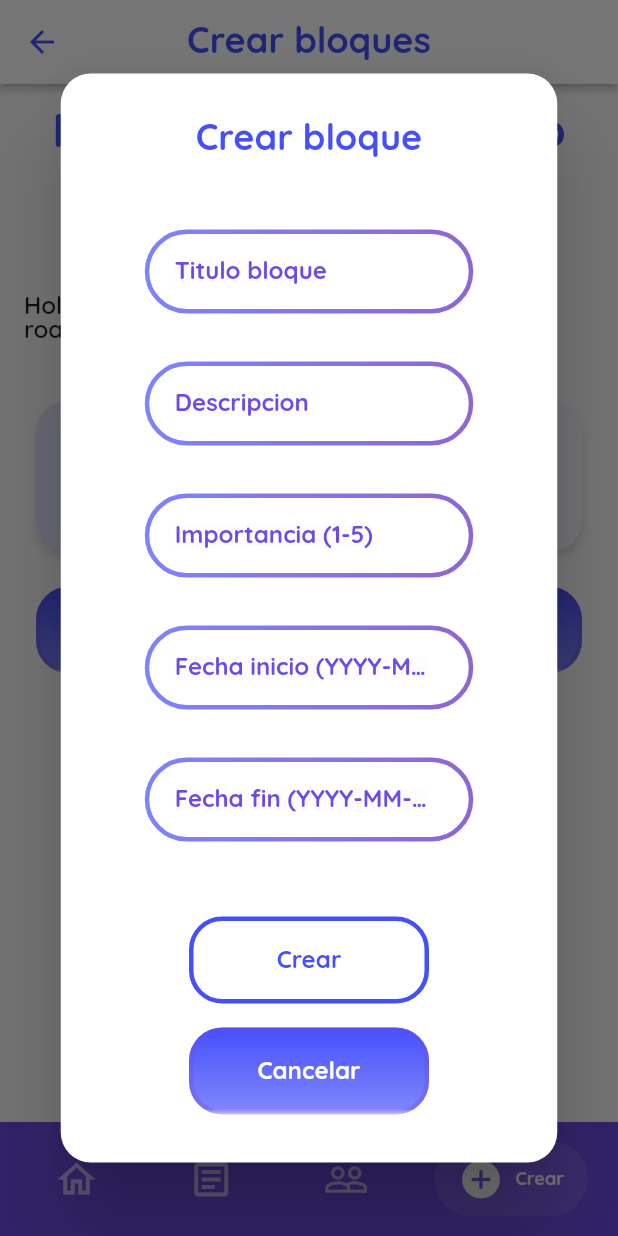
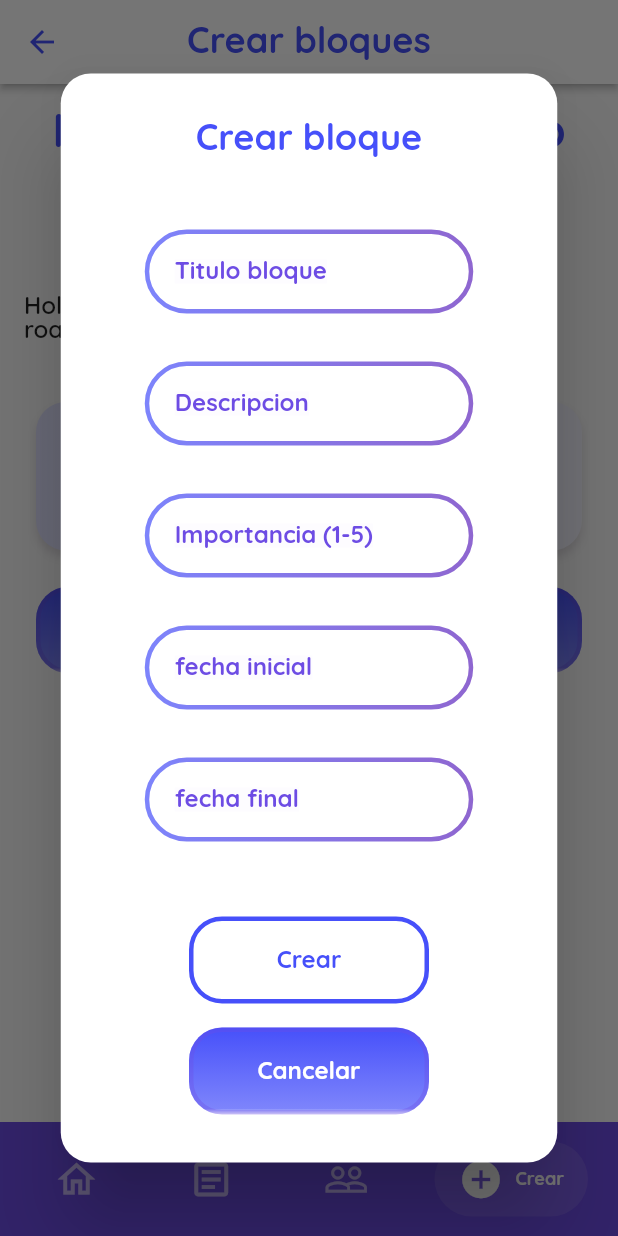
Before and after one commit to SimonRamos88/Aristeia, a Flutter app: the CreateBlockScreen screen opened by its route, after a tap on "Agregar bloque", on a phone screen of 412 x 824 dp. Run offline on Flutter 3.47's test engine with Material 2 defaults, Android fonts, the phone set to English and light mode, and no system bars; drawn by our look-alikes of salomon_bottom_bar; our stand-ins replace auto_route, cloud_firestore, firebase_auth, firebase_core, flash, flutter_rating_bar and 1 more; accounts and stored records are empty.

Commit message:
date picker añadido

```diff
--- /dev/null
+++ b/lib/core/widgets/date_picker.dart
@@ -0,0 +1,118 @@
+import 'package:aristeia_app/core/utils/app_colors.dart';
+import 'package:aristeia_app/core/utils/text_styles.dart';
+import 'package:aristeia_app/core/widgets/button.dart';
+import 'package:flutter/material.dart';
+import 'package:gradient_borders/gradient_borders.dart';
+
+class DatePicker extends StatefulWidget {
+  final TextEditingController controller;
+  final String hintText;
+  //final Function(String) validator;
+  //final Function(String) onSaved;
+  final double height;
+  final double width;
+  final bool isPassword;
+  final bool textInDefined;
+  final int lengthText;
+  final int maxLines;
+  final String textIn;
+
+  DatePicker(
+      {Key? key,
+      required this.hintText,
+      required this.controller,
+      // required this.validator,
+      // required this.onSaved,
+      this.isPassword = false,
+      this.lengthText = 100,
+      this.height = 70,
+      this.width = 284,
+      this.maxLines = 1,
+      this.textInDefined = false,
+      this.textIn = ''});
+
+  @override
+  State<DatePicker> createState() => _DatePickerState();
+}
+
+class _DatePickerState extends State<DatePicker> {
+  DateTime today = DateTime.now();
+  static final colors = AppColors();
+  bool _obscurepassword = true;
+
+  final circularBorder = OutlineInputBorder(
+    borderRadius: BorderRadius.circular(30),
+    borderSide: const BorderSide(width: 0.5, style: BorderStyle.none),
+  );
+
+  @override
+  Widget build(BuildContext context) {
+    return Padding(
+      padding: const EdgeInsets.symmetric(horizontal: 24, vertical: 16),
+      child: Container(
+        decoration: BoxDecoration(
+          borderRadius: BorderRadius.circular(30),
+          border: const GradientBoxBorder(
+              gradient: LinearGradient(colors: [
+                Color.fromRGBO(70, 80, 250, 0.7),
+                Color.fromRGBO(93, 35, 187, 0.694)
+              ]),
+              width: 3),
+        ),
+        child: TextFormField(
+          maxLines: widget.maxLines,
+          controller: widget.controller,
+          cursorColor: const Color.fromRGBO(70, 80, 250, 0.7),
+          textAlignVertical: TextAlignVertical.center,
+          textAlign: TextAlign.left,
+          maxLength: widget.lengthText,
+          style: interHeading3Style.copyWith(color: Colors.black),
+          decoration: InputDecoration(
+            enabledBorder: circularBorder,
+            focusedBorder: circularBorder.copyWith(
+              borderSide: const BorderSide(
+                  width: 1,
+                  style: BorderStyle.solid,
+                  color: Color.fromARGB(97, 157, 70, 250)),
+            ),
+            counterText: "",
+            hintText: widget.textInDefined ? widget.textIn : '',
+            labelText: widget.hintText,
+            labelStyle: heading3bStyle.copyWith(
+                backgroundColor: colors.backgroundColor,
+                color: Theme.of(context).primaryColor),
+            floatingLabelStyle: heading2bStyle.copyWith(
+                backgroundColor: colors.backgroundColor,
+                color: Theme.of(context).primaryColor),
+            border: circularBorder,
+            contentPadding:
+                const EdgeInsets.symmetric(vertical: 17, horizontal: 17),
+          ),
+          obscureText: widget.isPassword ? _obscurepassword : false,
+          onTap: () async {
+            DateTime? newDate = await showDatePicker(
+                context: context,
+                initialDate: today,
+                firstDate: DateTime(1950),
+                lastDate: DateTime(2040));
+            if (newDate == null)
+              return;
+            else {
+              setState(() {
+                today = newDate;
+                String mes = today.month.toString();
+
+                if (mes.length == 1) mes = '0' + mes;
+                widget.controller.text = today.year.toString() +
+                    '-' +
+                    mes +
+                    '-' +
+                    today.day.toString();
+              });
+            }
+          },
+        ),
+      ),
+    );
+  }
+}
--- a/lib/features/roadmap/presentation/pages/create_block_screen.dart
+++ b/lib/features/roadmap/presentation/pages/create_block_screen.dart
@@ -7,6 +7,7 @@ import 'package:aristeia_app/core/widgets/block_card.dart';
 import 'package:aristeia_app/core/widgets/alert_dialog_widget.dart';
 import 'package:aristeia_app/core/widgets/box_text.dart';
 import 'package:aristeia_app/core/widgets/button.dart';
+import 'package:aristeia_app/core/widgets/date_picker.dart';
 import 'package:aristeia_app/core/widgets/etiqueta_widget.dart';
 import 'package:aristeia_app/core/widgets/input_field.dart';
 import 'package:aristeia_app/core/widgets/resource_card.dart';
@@ -62,7 +63,9 @@ class _CreateBlockScreenState extends State<CreateBlockScreen> {
           textAlign: TextAlign.center,
         ),
         //message: 'Si te sales sin guardar perderas toda la información del bloque',
-        more: Column(
+        more: SingleChildScrollView(
+          physics: BouncingScrollPhysics(),
+          child: Column(
             children: [
               InputField(
                   hintText: 'Titulo bloque', controller: _controllerTitulo),
@@ -73,15 +76,17 @@ class _CreateBlockScreenState extends State<CreateBlockScreen> {
               InputField(
                   hintText: 'Importancia (1-5)',
                   controller: _controllerImportancia),
-            InputField(
-                hintText: 'Fecha inicio (YYYY-MM-DD)',
+              DatePicker(
+                  hintText: "fecha inicial",
                   controller: _controllerFechaInicio),
-            InputField(
-              hintText: 'Fecha fin (YYYY-MM-DD)',
+              DatePicker(
+                hintText: 'fecha final',
                 controller: _controllerFechaFin,
               ),
             ],
           ),
+        ),
+
         leftText: 'Crear',
         rightText: 'Cancelar',
         onTapLeft: () async {
@@ -90,8 +95,8 @@ class _CreateBlockScreenState extends State<CreateBlockScreen> {
               _controllerTitulo.text,
               _controllerDescripcion.text,
               int.parse(_controllerImportancia.text),
-              DateTime.parse(_controllerFechaInicio.text + ' 00:00:00.000'),
-              DateTime.parse(_controllerFechaFin.text + ' 00:00:00.000'));
+              DateTime.parse(_controllerFechaInicio.text),
+              DateTime.parse(_controllerFechaFin.text));
           Navigator.of(context).pop();
           context.router.navigateNamed(
             ('/logged/crear/1'),
@@ -131,6 +136,7 @@ class _CreateBlockScreenState extends State<CreateBlockScreen> {
   @override
   Widget build(BuildContext context) {
     return Scaffold(
+      resizeToAvoidBottomInset: false,
       appBar: AppBarWidget(
         title: 'Crear bloques',
         type: 1,
```
Also changed, not shown: lib/core/widgets/alert_dialog_widget.dart (+4 -5 lines). Lines whose indentation alone changed are shown as unchanged.
